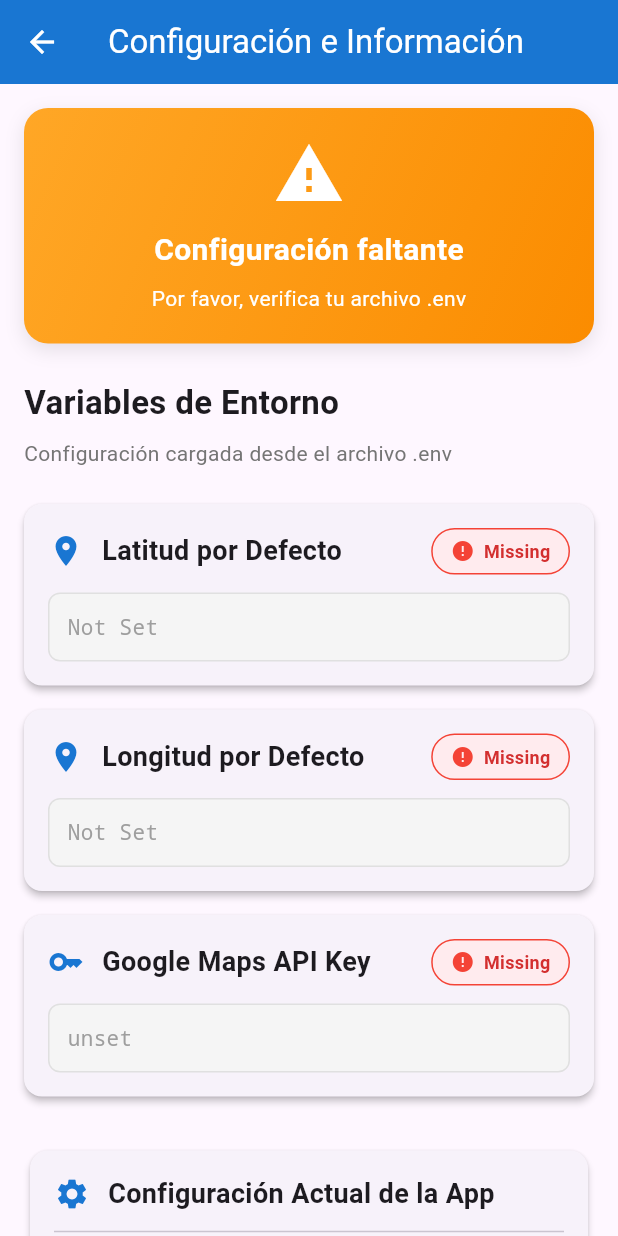
After one commit to Sergio-Al/flutter_map_environment_variable, a Flutter app: the screen it shows after launch, after a tap on "Configuración", on a phone screen of 412 x 824 dp. The commit adds this screen. Run offline on Flutter 3.47's test engine with Material 3 defaults, Android fonts, the phone set to English and light mode, and no system bars; our stand-ins replace flutter_dotenv, google_maps_flutter.

Commit message:
feat: api key config screen

```diff
--- /dev/null
+++ b/lib/screens/config_info_screen.dart
@@ -0,0 +1,360 @@
+import 'package:flutter/material.dart';
+import 'package:flutter/services.dart';
+import 'package:flutter_dotenv/flutter_dotenv.dart';
+import 'package:tarea_map/constants/config.dart';
+
+class ConfigInfoScreen extends StatelessWidget {
+  const ConfigInfoScreen({super.key});
+
+  // Check if environment variable exists and has a value
+  bool _envExists(String key) {
+    return dotenv.env.containsKey(key) && dotenv.env[key]!.isNotEmpty;
+  }
+
+  // Get environment variable value or return 'Not Set'
+  String _envValue(String key) {
+    return dotenv.env[key] ?? 'Not Set';
+  }
+
+  // Build status indicator
+  Widget _buildStatusIndicator(bool exists) {
+    return Container(
+      padding: const EdgeInsets.symmetric(horizontal: 12, vertical: 6),
+      decoration: BoxDecoration(
+        color: exists ? Colors.green.shade50 : Colors.red.shade50,
+        borderRadius: BorderRadius.circular(20),
+        border: Border.all(
+          color: exists ? Colors.green : Colors.red,
+          width: 1,
+        ),
+      ),
+      child: Row(
+        mainAxisSize: MainAxisSize.min,
+        children: [
+          Icon(
+            exists ? Icons.check_circle : Icons.error,
+            size: 16,
+            color: exists ? Colors.green : Colors.red,
+          ),
+          const SizedBox(width: 6),
+          Text(
+            exists ? 'Loaded' : 'Missing',
+            style: TextStyle(
+              color: exists ? Colors.green.shade700 : Colors.red.shade700,
+              fontWeight: FontWeight.w600,
+              fontSize: 12,
+            ),
+          ),
+        ],
+      ),
+    );
+  }
+
+  // Build environment variable card
+  Widget _buildEnvCard({
+    required BuildContext context,
+    required String title,
+    required String envKey,
+    required IconData icon,
+    bool obscureValue = false,
+    bool copyClipboard = true,
+  }) {
+    final exists = _envExists(envKey);
+    final value = _envValue(envKey);
+    final displayValue = obscureValue && exists
+        ? '${value.substring(0, 8)}...' // Show only first 8 chars for API keys
+        : value;
+
+    return Card(
+      elevation: 2,
+      margin: const EdgeInsets.symmetric(vertical: 8),
+      child: Padding(
+        padding: const EdgeInsets.all(16),
+        child: Column(
+          crossAxisAlignment: CrossAxisAlignment.start,
+          children: [
+            Row(
+              children: [
+                Icon(icon, color: Colors.blue.shade700, size: 24),
+                const SizedBox(width: 12),
+                Expanded(
+                  child: Text(
+                    title,
+                    style: const TextStyle(
+                      fontSize: 18,
+                      fontWeight: FontWeight.bold,
+                    ),
+                  ),
+                ),
+                _buildStatusIndicator(exists),
+              ],
+            ),
+            const SizedBox(height: 12),
+            Container(
+              width: double.infinity,
+              padding: const EdgeInsets.all(12),
+              decoration: BoxDecoration(
+                color: Colors.grey.shade100,
+                borderRadius: BorderRadius.circular(8),
+                border: Border.all(color: Colors.grey.shade300),
+              ),
+              child: Row(
+                children: [
+                  Expanded(
+                    child: Text(
+                      displayValue,
+                      style: TextStyle(
+                        fontFamily: 'monospace',
+                        fontSize: 14,
+                        color: exists ? Colors.black87 : Colors.grey,
+                      ),
+                    ),
+                  ),
+                  if (exists && copyClipboard)
+                    IconButton(
+                      icon: const Icon(Icons.copy, size: 18),
+                      onPressed: () {
+                        Clipboard.setData(ClipboardData(text: value));
+                        ScaffoldMessenger.of(context).showSnackBar(
+                          SnackBar(
+                            content: Text('$title copied to clipboard!'),
+                            duration: const Duration(seconds: 2),
+                          ),
+                        );
+                      },
+                      padding: EdgeInsets.zero,
+                      constraints: const BoxConstraints(),
+                    ),
+                ],
+              ),
+            ),
+          ],
+        ),
+      ),
+    );
+  }
+
+  @override
+  Widget build(BuildContext context) {
+    // Check overall configuration status
+    final allEnvsLoaded = _envExists('DEFAULT_LAT') &&
+        _envExists('DEFAULT_LNG') &&
+        _envExists('GOOGLE_MAPS_API_KEY');
+
+    return Scaffold(
+      appBar: AppBar(
+        title: const Text('Configuración e Información'),
+        backgroundColor: Colors.blue.shade700,
+        foregroundColor: Colors.white,
+        elevation: 0,
+      ),
+      body: SingleChildScrollView(
+        padding: const EdgeInsets.all(16),
+        child: Column(
+          crossAxisAlignment: CrossAxisAlignment.start,
+          children: [
+            // Overall Status Card
+            Container(
+              width: double.infinity,
+              padding: const EdgeInsets.all(20),
+              decoration: BoxDecoration(
+                gradient: LinearGradient(
+                  colors: allEnvsLoaded
+                      ? [Colors.green.shade400, Colors.green.shade600]
+                      : [Colors.orange.shade400, Colors.orange.shade600],
+                  begin: Alignment.topLeft,
+                  end: Alignment.bottomRight,
+                ),
+                borderRadius: BorderRadius.circular(16),
+                boxShadow: [
+                  BoxShadow(
+                    color: Colors.black.withValues(alpha: 0.1),
+                    blurRadius: 10,
+                    offset: const Offset(0, 4),
+                  ),
+                ],
+              ),
+              child: Column(
+                children: [
+                  Icon(
+                    allEnvsLoaded ? Icons.check_circle : Icons.warning,
+                    color: Colors.white,
+                    size: 48,
+                  ),
+                  const SizedBox(height: 12),
+                  Text(
+                    allEnvsLoaded
+                        ? 'Todas las configuraciones cargadas'
+                        : 'Configuración faltante',
+                    style: const TextStyle(
+                      color: Colors.white,
+                      fontSize: 20,
+                      fontWeight: FontWeight.bold,
+                    ),
+                  ),
+                  const SizedBox(height: 8),
+                  Text(
+                    allEnvsLoaded
+                        ? 'Tu aplicación está lista para usarse!'
+                        : 'Por favor, verifica tu archivo .env',
+                    style: const TextStyle(
+                      color: Colors.white,
+                      fontSize: 14,
+                    ),
+                  ),
+                ],
+              ),
+            ),
+
+            const SizedBox(height: 24),
+
+            const Text(
+              'Variables de Entorno',
+              style: TextStyle(
+                fontSize: 22,
+                fontWeight: FontWeight.bold,
+              ),
+            ),
+            const SizedBox(height: 8),
+            Text(
+              'Configuración cargada desde el archivo .env',
+              style: TextStyle(
+                fontSize: 14,
+                color: Colors.grey.shade600,
+              ),
+            ),
+
+            const SizedBox(height: 16),
+
+            // Environment Variable Cards
+            _buildEnvCard(
+              context: context,
+              title: 'Latitud por Defecto',
+              envKey: 'DEFAULT_LAT',
+              icon: Icons.location_on,
+            ),
+
+            _buildEnvCard(
+              context: context,
+              title: 'Longitud por Defecto',
+              envKey: 'DEFAULT_LNG',
+              icon: Icons.location_on,
+            ),
+
+            _buildEnvCard(
+              context: context,
+              title: 'Google Maps API Key',
+              envKey: 'GOOGLE_MAPS_API_KEY',
+              icon: Icons.key,
+              obscureValue: true,
+              copyClipboard: false,
+            ),
+
+            const SizedBox(height: 24),
+
+            // Current Configuration Values
+            Card(
+              elevation: 2,
+              child: Padding(
+                padding: const EdgeInsets.all(16),
+                child: Column(
+                  crossAxisAlignment: CrossAxisAlignment.start,
+                  children: [
+                    Row(
+                      children: [
+                        Icon(Icons.settings, color: Colors.blue.shade700),
+                        const SizedBox(width: 12),
+                        const Text(
+                          'Configuración Actual de la App',
+                          style: TextStyle(
+                            fontSize: 18,
+                            fontWeight: FontWeight.bold,
+                          ),
+                        ),
+                      ],
+                    ),
+                    const Divider(height: 24),
+                    _buildInfoRow(
+                      'Latitud por Defecto',
+                      '${AppConfig.defaultLocation.latitude.toStringAsFixed(6)}, '
+                          '${AppConfig.defaultLocation.longitude.toStringAsFixed(6)}',
+                    ),
+                    const SizedBox(height: 12),
+                    _buildInfoRow(
+                      'API Key:',
+                      AppConfig.googleMapsApiKey.isNotEmpty ? ' Yes' : ' No',
+                    ),
+                  ],
+                ),
+              ),
+            ),
+
+            const SizedBox(height: 24),
+
+            // Instructions Card
+            Card(
+              color: Colors.blue.shade50,
+              child: Padding(
+                padding: const EdgeInsets.all(16),
+                child: Column(
+                  crossAxisAlignment: CrossAxisAlignment.start,
+                  children: [
+                    Row(
+                      children: [
+                        Icon(Icons.info_outline, color: Colors.blue.shade700),
+                        const SizedBox(width: 12),
+                        const Text(
+                          'Cómo Configurar',
+                          style: TextStyle(
+                            fontSize: 18,
+                            fontWeight: FontWeight.bold,
+                          ),
+                        ),
+                      ],
+                    ),
+                    const SizedBox(height: 12),
+                    const Text(
+                      '1. Crea un archivo .env en la raíz del proyecto\n'
+                      '2. Agrega las siguientes variables:\n'
+                      '   DEFAULT_LAT=tu_latitud\n'
+                      '   DEFAULT_LNG=tu_longitud\n'
+                      '   GOOGLE_MAPS_API_KEY=tu_api_key\n'
+                      '3. Reinicia la aplicación',
+                      style: TextStyle(fontSize: 14, height: 1.5),
+                    ),
+                  ],
+                ),
+              ),
+            ),
+          ],
+        ),
+      ),
+    );
+  }
+
+  Widget _buildInfoRow(String label, String value) {
+    return Row(
+      crossAxisAlignment: CrossAxisAlignment.start,
+      children: [
+        SizedBox(
+          width: 140,
+          child: Text(
+            label,
+            style: TextStyle(
+              fontWeight: FontWeight.w600,
+              color: Colors.grey.shade700,
+            ),
+          ),
+        ),
+        Expanded(
+          child: Text(
+            value,
+            style: const TextStyle(
+              fontFamily: 'monospace',
+            ),
+          ),
+        ),
+      ],
+    );
+  }
+}
--- a/lib/widgets/bottom_nav_bar.dart
+++ b/lib/widgets/bottom_nav_bar.dart
@@ -1,7 +1,10 @@
 import 'package:flutter/material.dart';
+import 'package:tarea_map/screens/config_info_screen.dart';
 import 'package:tarea_map/widgets/nav_item.dart';
 
 class BottomNavBar extends StatelessWidget {
+  const BottomNavBar({super.key});
+
   @override
   Widget build(BuildContext context) {
     return Positioned(
@@ -26,8 +29,27 @@ class BottomNavBar extends StatelessWidget {
             child: Row(
               mainAxisAlignment: MainAxisAlignment.spaceAround,
               children: [
-                NavItem(icon: Icons.explore, label: 'Explorar', isActive: true),
-                NavItem(icon: Icons.settings, label: 'Configuración', isActive: false),
+                NavItem(
+                  icon: Icons.explore,
+                  label: 'Explorar',
+                  isActive: true,
+                  onTap: () {
+                    // Already on map screen
+                  },
+                ),
+                NavItem(
+                  icon: Icons.settings,
+                  label: 'Configuración',
+                  isActive: false,
+                  onTap: () {
+                    Navigator.push(
+                      context,
+                      MaterialPageRoute(
+                        builder: (context) => const ConfigInfoScreen(),
+                      ),
+                    );
+                  },
+                ),
               ],
             ),
           ),
--- a/lib/widgets/nav_item.dart
+++ b/lib/widgets/nav_item.dart
@@ -4,12 +4,21 @@ class NavItem extends StatelessWidget {
   final IconData icon;
   final String label;
   final bool isActive;
+  final VoidCallback? onTap;
 
-  const NavItem({super.key, required this.icon, required this.label, this.isActive = false});
+  const NavItem({
+    super.key,
+    required this.icon,
+    required this.label,
+    this.isActive = false,
+    this.onTap,
+  });
 
   @override
   Widget build(BuildContext context) {
     return Flexible(
+      child: GestureDetector(
+        onTap: onTap,
         child: Column(
           mainAxisSize: MainAxisSize.min,
           children: [
@@ -35,6 +44,7 @@ class NavItem extends StatelessWidget {
             ),
           ],
         ),
+      ),
     );
   }
 }
```
Lines whose indentation alone changed are shown as unchanged.
